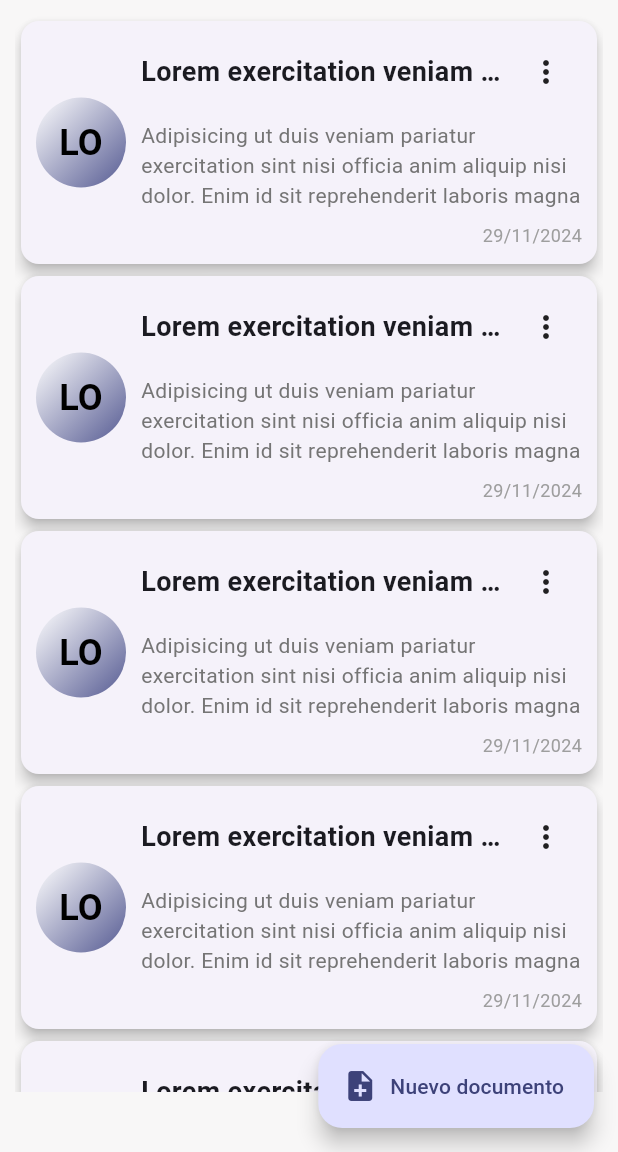
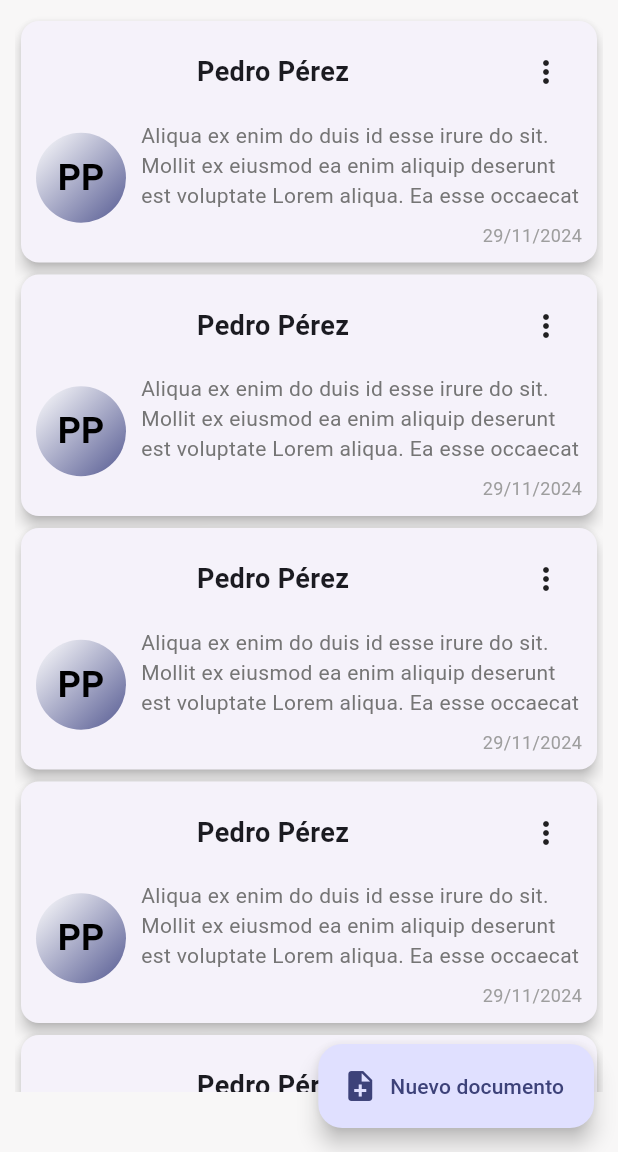
Before and after one commit to gu1llermo/redemanda, a Flutter app: the DocumentsScreen screen opened by its route, on a phone screen of 412 x 824 dp, the part 84-1236 px from its top. Run offline on Flutter 3.47's test engine with Material 3 defaults, Android fonts, the phone set to English and light mode, and no system bars; our stand-ins replace another_flushbar, dio, flutter_dotenv, flutter_riverpod, formz, go_router and 4 more; missing offline and left inert: window_manager; accounts and stored records are empty; network calls fail.

Commit message:
ajuste visual en DocumentCard

```diff
--- a/lib/features/documents/presentation/screens/documents_screen.dart
+++ b/lib/features/documents/presentation/screens/documents_screen.dart
@@ -1,4 +1,5 @@
 import 'package:flutter/material.dart';
+import 'package:flutter_staggered_grid_view/flutter_staggered_grid_view.dart';
 import 'package:flutter_riverpod/flutter_riverpod.dart';
 import 'package:go_router/go_router.dart';
 
@@ -41,17 +42,17 @@ class _DocumentsView extends ConsumerWidget {
   Widget build(BuildContext context, WidgetRef ref) {
     return Padding(
       padding: const EdgeInsets.only(left: 10, right: 10, bottom: 40, top: 10),
-      child: GridView.builder(
+      child: MasonryGridView.builder(
         physics: const ClampingScrollPhysics(),
-        gridDelegate: const SliverGridDelegateWithMaxCrossAxisExtent(
+        gridDelegate: const SliverSimpleGridDelegateWithMaxCrossAxisExtent(
           maxCrossAxisExtent: 400,
-          mainAxisExtent: 170,
+          // mainAxisExtent: 170,
         ),
         itemBuilder: (context, index) {
           return DocumentCard(
-            title: 'Lorem exercitation veniam Lorem irure non. Index: $index',
+            title: 'Pedro Pérez',
             description:
-                'Adipisicing ut duis veniam pariatur exercitation sint nisi officia anim aliquip nisi dolor. Enim id sit reprehenderit laboris magna qui nostrud dolore excepteur laboris ut. Ea et tempor in nulla. Fugiat ullamco sint eu id dolore. Aute anim tempor in Lorem id ut est. Descripción Documento nro $index',
+                'Aliqua ex enim do duis id esse irure do sit. Mollit ex eiusmod ea enim aliquip deserunt est voluptate Lorem aliqua. Ea esse occaecat aliqua minim in aliqua. Elit fugiat duis consequat ad sit esse officia commodo adipisicing cillum minim eiusmod nisi. Nulla excepteur occaecat consectetur anim. Quis ad id id deserunt anim.',
             creationDate: DateTime.now(),
           );
         },
--- a/lib/features/documents/presentation/widgets/document_card.dart
+++ b/lib/features/documents/presentation/widgets/document_card.dart
@@ -21,49 +21,15 @@ class DocumentCard extends StatelessWidget {
       shape: RoundedRectangleBorder(
         borderRadius: BorderRadius.circular(12),
       ),
-      child: Row(
-        children: [
-          // CircleAvatar con las dos primeras letras y degradado
-          Padding(
-            padding: const EdgeInsets.only(left: 10),
-            child: CircleAvatar(
-              radius: 30,
-              backgroundColor: Colors.transparent,
-              child: Container(
-                decoration: BoxDecoration(
-                  shape: BoxShape.circle,
-                  gradient: LinearGradient(
-                    colors: [Colors.white, colors.primary],
-                    begin: Alignment.topLeft,
-                    end: Alignment.bottomRight,
-                  ),
-                ),
-                child: Center(
-                  child: Text(
-                    title.substring(0, 2).toUpperCase(),
-                    style: const TextStyle(
-                      fontSize: 24,
-                      fontWeight: FontWeight.bold,
-                      color: Colors.black,
-                    ),
-                  ),
-                ),
-              ),
-            ),
-          ),
-
-          // Contenido de la tarjeta
-
-          Expanded(
       child: Padding(
         padding: const EdgeInsets.all(10),
         child: Column(
-                crossAxisAlignment: CrossAxisAlignment.start,
           children: [
             Row(
               mainAxisAlignment: MainAxisAlignment.spaceBetween,
               children: [
                 Flexible(
+                  child: Center(
                     child: Text(
                       title,
                       maxLines: 1,
@@ -74,9 +40,20 @@ class DocumentCard extends StatelessWidget {
                       ),
                     ),
                   ),
+                ),
                 const _OptionButton(),
               ],
             ),
+
+            // Contenido de la tarjeta
+
+            Row(
+              mainAxisAlignment: MainAxisAlignment.spaceBetween,
+              children: [
+                _CircleCard(colors: colors, title: title),
+                Expanded(
+                  child: Column(
+                    children: [
                       const SizedBox(height: 8),
                       Text(
                         description,
@@ -105,6 +82,7 @@ class DocumentCard extends StatelessWidget {
                     ],
                   ),
                 ),
+              ],
             ),
 
             // Botón de opciones
@@ -113,6 +91,59 @@ class DocumentCard extends StatelessWidget {
             //   onPressed: () => _showOptionsMenu(context),
             // ),
           ],
+        ),
+      ),
+    );
+  }
+}
+
+class _CircleCard extends StatelessWidget {
+  const _CircleCard({
+    required this.colors,
+    required this.title,
+  });
+
+  final ColorScheme colors;
+  final String title;
+
+  String getIniciales(String title) {
+    title = title.trim();
+    if (title.isEmpty) return title;
+    if (title.contains(' ')) {
+      final index = title.indexOf(' ') + 1;
+      return '${title[0]}${title[index]}'.toUpperCase();
+    } else {
+      return title.substring(0, 2).toUpperCase();
+    }
+  }
+
+  @override
+  Widget build(BuildContext context) {
+    return Padding(
+      padding: const EdgeInsets.only(right: 10),
+      child: CircleAvatar(
+        radius: 30,
+        backgroundColor: Colors.transparent,
+        child: Container(
+          decoration: BoxDecoration(
+            shape: BoxShape.circle,
+            gradient: LinearGradient(
+              colors: [Colors.white, colors.primary],
+              begin: Alignment.topLeft,
+              end: Alignment.bottomRight,
+            ),
+          ),
+          child: Center(
+            child: Text(
+              getIniciales(title),
+              style: const TextStyle(
+                fontSize: 24,
+                fontWeight: FontWeight.bold,
+                color: Colors.black,
+              ),
+            ),
+          ),
+        ),
       ),
     );
   }
--- a/pubspec.yaml
+++ b/pubspec.yaml
@@ -13,6 +13,7 @@ dependencies:
     sdk: flutter
   flutter_dotenv: ^5.2.1
   flutter_riverpod: ^2.6.1
+  flutter_staggered_grid_view: ^0.7.0
   formz: ^0.8.0
   go_router: ^14.6.1
   image_picker: ^1.1.2
```
Also changed, not shown: pubspec.lock. Lines whose indentation alone changed are shown as unchanged.
